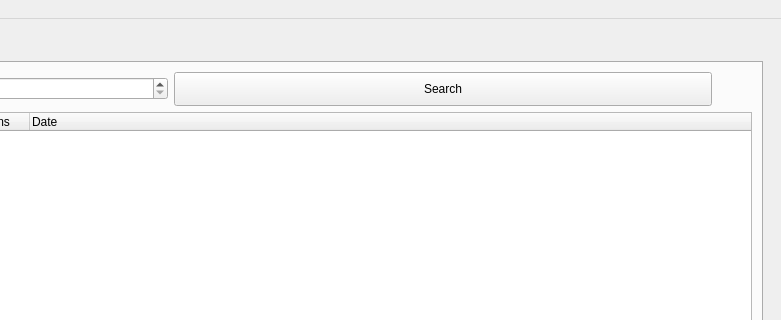
Above: lupv/Resources/ui/main_window.ui from azzamsa/lupv before the change; both pictures show x 464 to 1245 and y 0 to 320 of the 1245 by 900 pixel window. Below: the same form after it.
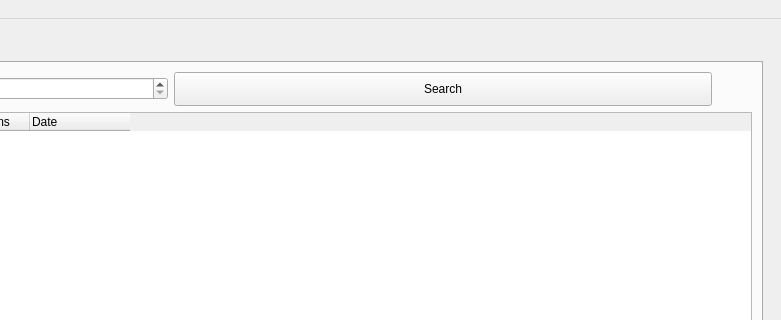
That is the form after the change. The open tabs and pages were chosen to show the change. Icons and pictures are not drawn.

Commit message: Disable stretchLastSection

What changed in the file:
```diff
--- a/lupv/Resources/ui/main_window.ui
+++ b/lupv/Resources/ui/main_window.ui
@@ -585,6 +585,15 @@
                 </item>
                 <item>
                  <widget class="QTreeWidget" name="suspects_tree">
+                  <property name="sizePolicy">
+                   <sizepolicy hsizetype="Expanding" vsizetype="Expanding">
+                    <horstretch>0</horstretch>
+                    <verstretch>0</verstretch>
+                   </sizepolicy>
+                  </property>
+                  <attribute name="headerStretchLastSection">
+                   <bool>false</bool>
+                  </attribute>
                   <column>
                    <property name="text">
                     <string>Name</string>
```
Left out of the diff: 2 changed lines with no effect on the pictures.
